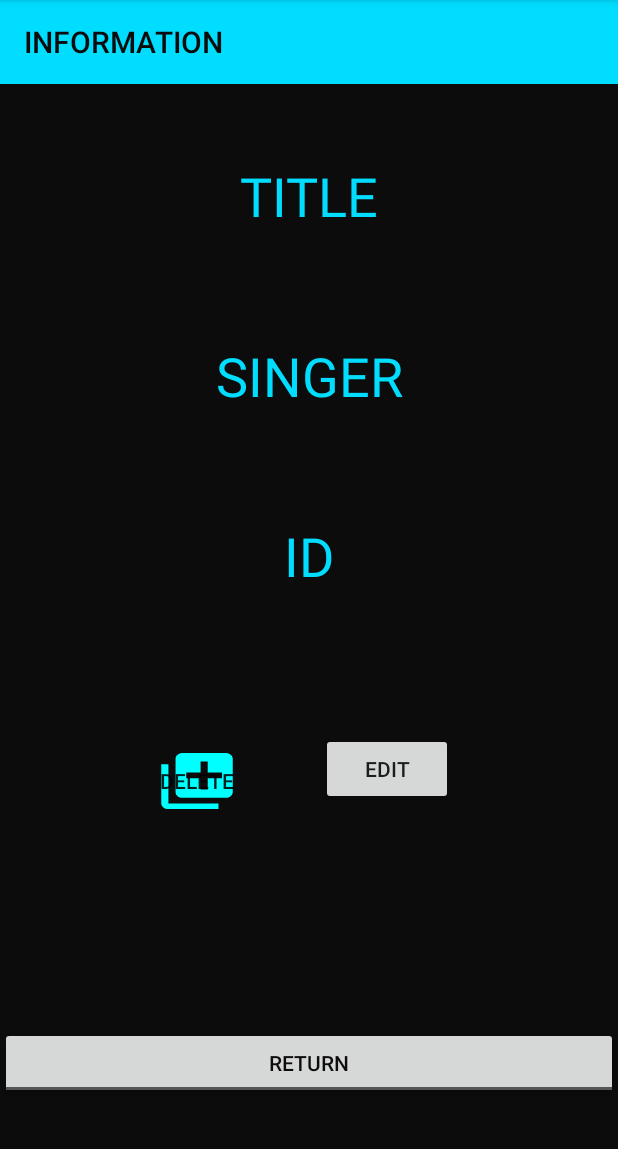
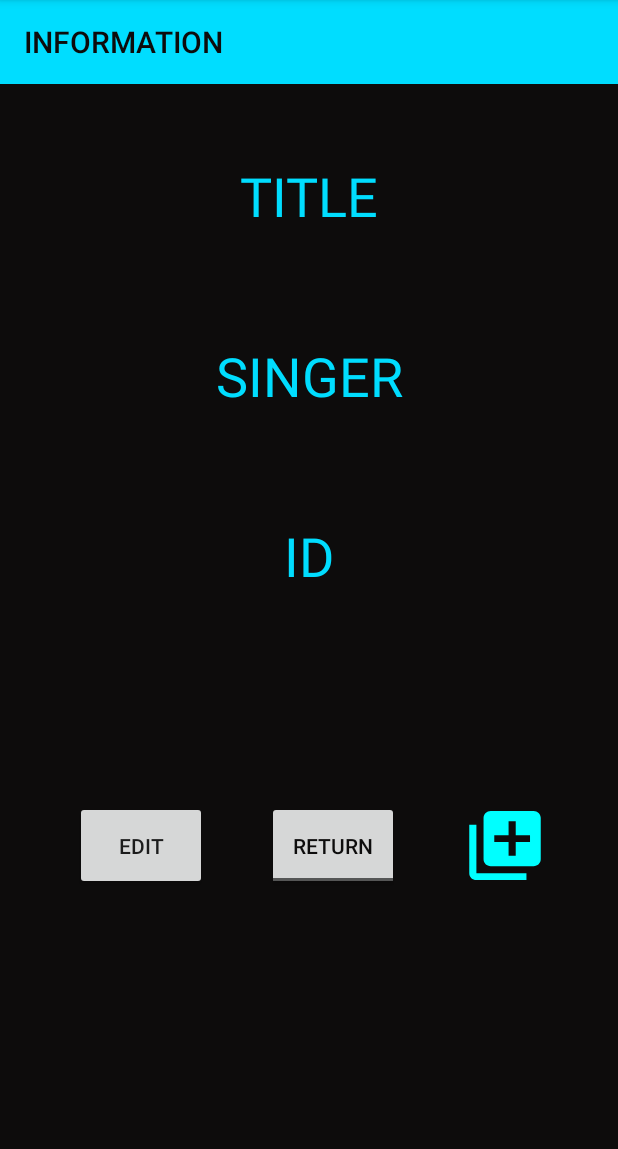
Before and after one commit to Marioboto3/Retrofit_2.0, an Android app: the InfoTrack screen opened directly, with no data from a screen before it, on a phone screen of 412 x 824 dp, the part 84-1233 px from its top. Run offline under Robolectric (Android 15) with nearby library versions, the phone set to English and light mode, and no system bars.

Commit message:
Acabado el pos, error en el delete.

```diff
--- a/app/src/main/java/com/example/retrofit_version30/JsonPlaceHolderApi.java
+++ b/app/src/main/java/com/example/retrofit_version30/JsonPlaceHolderApi.java
@@ -7,6 +7,4 @@ import retrofit2.http.GET;
 
 public interface JsonPlaceHolderApi {
 
-    @GET("posts")
-    Call<List<Post>> getPosts();
 }
--- a/app/src/main/java/com/example/retrofit_version30/MainActivity.java
+++ b/app/src/main/java/com/example/retrofit_version30/MainActivity.java
@@ -74,6 +74,10 @@ public class MainActivity extends AppCompatActivity {
                     toast1.show();
                     return;
                 }
+                Toast tostaito =
+                        Toast.makeText(getApplicationContext(),
+                                "Toast malo", Toast.LENGTH_SHORT);
+                tostaito.show();
                 listDatos = response.body();
 
                 mAdapter = new MyAdapter(listDatos, MainActivity.this);
--- a/app/src/main/java/com/example/retrofit_version30/Track.java
+++ b/app/src/main/java/com/example/retrofit_version30/Track.java
@@ -27,4 +27,10 @@ public class Track {
     public void setSinger(String singer) {
         this.singer = singer;
     }
+
+    public Track(String id, String title, String singer) {
+        this.id = id;
+        this.title = title;
+        this.singer = singer;
+    }
 }
--- a/app/src/main/java/com/example/retrofit_version30/Tracks_API.java
+++ b/app/src/main/java/com/example/retrofit_version30/Tracks_API.java
@@ -8,15 +8,16 @@ import retrofit2.http.Body;
 import retrofit2.http.DELETE;
 import retrofit2.http.GET;
 import retrofit2.http.POST;
+import retrofit2.http.Path;
 
 public interface Tracks_API {
 
     @GET("tracks")
     Call<List<Track>> getTracks();
 
-    @POST()
+    @POST("tracks")
     Call<Track> postTrack (@Body Track track);
 
     @DELETE()
-    Call<String> deleteTrack (@Body String id);
+    Call<Void> deleteTrack (@Path("id") String id);
 }
--- a/app/src/main/res/layout/info_track.xml
+++ b/app/src/main/res/layout/info_track.xml
@@ -5,50 +5,6 @@
     android:layout_width="match_parent"
     android:layout_height="match_parent"
     android:background="@color/colorAccent">
-
-    <Button
-        android:id="@+id/atras"
-        style="@android:style/Widget.Material.Light.Button.Toggle"
-        android:layout_width="match_parent"
-        android:layout_height="wrap_content"
-        android:layout_marginTop="148dp"
-        android:layout_marginBottom="47dp"
-        android:text="@string/RETURN"
-        android:textColor="@color/colorAccent"
-        app:layout_constraintBottom_toBottomOf="parent"
-        app:layout_constraintEnd_toEndOf="parent"
-        app:layout_constraintStart_toStartOf="parent"
-        app:layout_constraintTop_toBottomOf="@+id/edit" />
-
-    <Button
-        android:id="@+id/edit"
-        android:layout_width="wrap_content"
-        android:layout_height="wrap_content"
-        android:layout_marginTop="60dp"
-        android:text="@string/EDIT"
-        app:layout_constraintBottom_toTopOf="@+id/atras"
-        app:layout_constraintEnd_toEndOf="parent"
-        app:layout_constraintHorizontal_bias="0.66"
-        app:layout_constraintStart_toStartOf="parent"
-        app:layout_constraintTop_toBottomOf="@+id/linearLayout"
-        app:layout_constraintVertical_bias="0.62" />
-
-    <Button
-        android:id="@+id/delete"
-        android:layout_width="61dp"
-        android:layout_height="wrap_content"
-        android:layout_marginStart="100dp"
-        android:layout_marginTop="65dp"
-        android:layout_marginEnd="52dp"
-        android:layout_marginBottom="148dp"
-        android:background="@drawable/ic_stat_deleteblue"
-        android:backgroundTint="@color/ic_launcher_background"
-        android:text="@string/DELETE"
-        app:layout_constraintBottom_toTopOf="@+id/atras"
-        app:layout_constraintEnd_toStartOf="@+id/edit"
-        app:layout_constraintHorizontal_bias="0.72"
-        app:layout_constraintStart_toStartOf="parent"
-        app:layout_constraintTop_toBottomOf="@+id/linearLayout" />
 
     <LinearLayout
         android:id="@+id/linearLayout"
@@ -135,4 +91,56 @@
 
     </LinearLayout>
 
+    <TableRow
+        android:layout_width="match_parent"
+        android:layout_height="59dp"
+        android:layout_marginBottom="25dp"
+        app:layout_constraintBottom_toBottomOf="parent"
+        app:layout_constraintEnd_toEndOf="parent"
+        app:layout_constraintHorizontal_bias="0.0"
+        app:layout_constraintStart_toStartOf="parent"
+        app:layout_constraintTop_toBottomOf="@+id/linearLayout"
+        app:layout_constraintVertical_bias="0.386">
+
+        <Button
+            android:id="@+id/edit"
+            android:layout_width="wrap_content"
+            android:layout_height="match_parent"
+            android:layout_marginLeft="50dp"
+            android:text="@string/EDIT"
+            app:layout_constraintBottom_toTopOf="@+id/atras"
+            app:layout_constraintEnd_toEndOf="parent"
+            app:layout_constraintHorizontal_bias="0.66"
+            app:layout_constraintStart_toStartOf="parent"
+            app:layout_constraintTop_toBottomOf="@+id/linearLayout"
+            app:layout_constraintVertical_bias="0.62" />
+
+        <Button
+            android:id="@+id/atras"
+            style="@android:style/Widget.Material.Light.Button.Toggle"
+            android:layout_width="wrap_content"
+            android:layout_height="match_parent"
+            android:layout_marginLeft="40dp"
+            android:text="@string/RETURN"
+            android:textColor="@color/colorAccent"
+            app:layout_constraintBottom_toBottomOf="parent"
+            app:layout_constraintEnd_toEndOf="parent"
+            app:layout_constraintStart_toStartOf="parent"
+            app:layout_constraintTop_toBottomOf="@+id/edit" />
+
+        <Button
+            android:id="@+id/delete"
+            android:layout_width="61dp"
+            android:layout_height="match_parent"
+            android:layout_marginStart="40dp"
+            android:layout_marginEnd="60dp"
+            android:background="@drawable/ic_stat_deleteblue"
+            android:backgroundTint="@color/ic_launcher_background"
+            app:layout_constraintBottom_toTopOf="@+id/atras"
+            app:layout_constraintEnd_toStartOf="@+id/edit"
+            app:layout_constraintHorizontal_bias="0.72"
+            app:layout_constraintStart_toStartOf="parent"
+            app:layout_constraintTop_toBottomOf="@+id/linearLayout" />
+    </TableRow>
+
 </android.support.constraint.ConstraintLayout>
```
Also changed, not shown: app/src/main/java/com/example/retrofit_version30/InfoTrack.java (+17 -12 lines), app/src/main/java/com/example/retrofit_version30/PostTrack.java (+11 -10 lines), app/src/main/res/layout/post_main.xml (+23 -18 lines).
